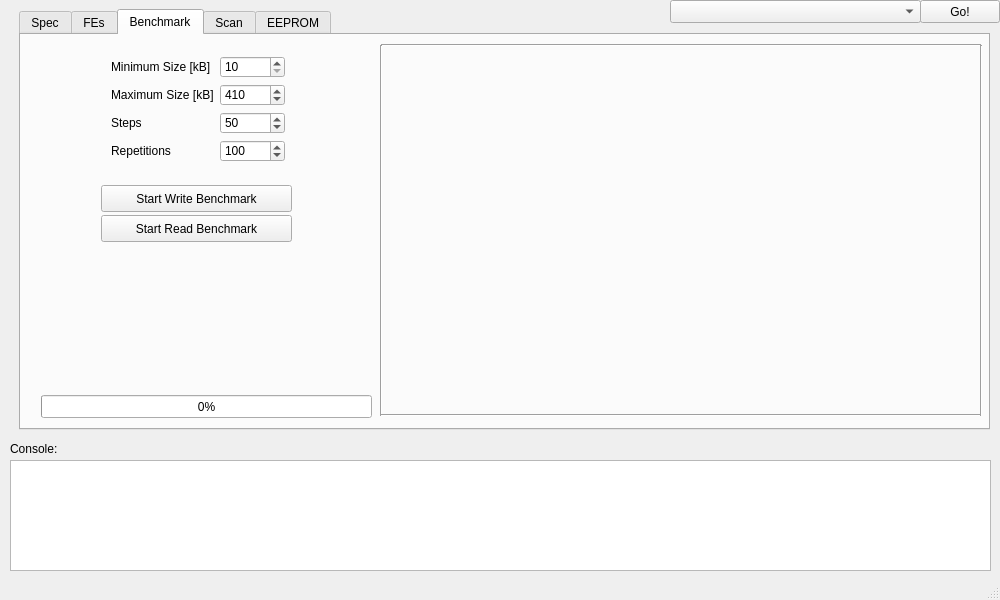
This is gui/YarrGui/yarrgui.ui in Yarr/Yarr as Qt 5 draws it before an edit. The edited form follows.
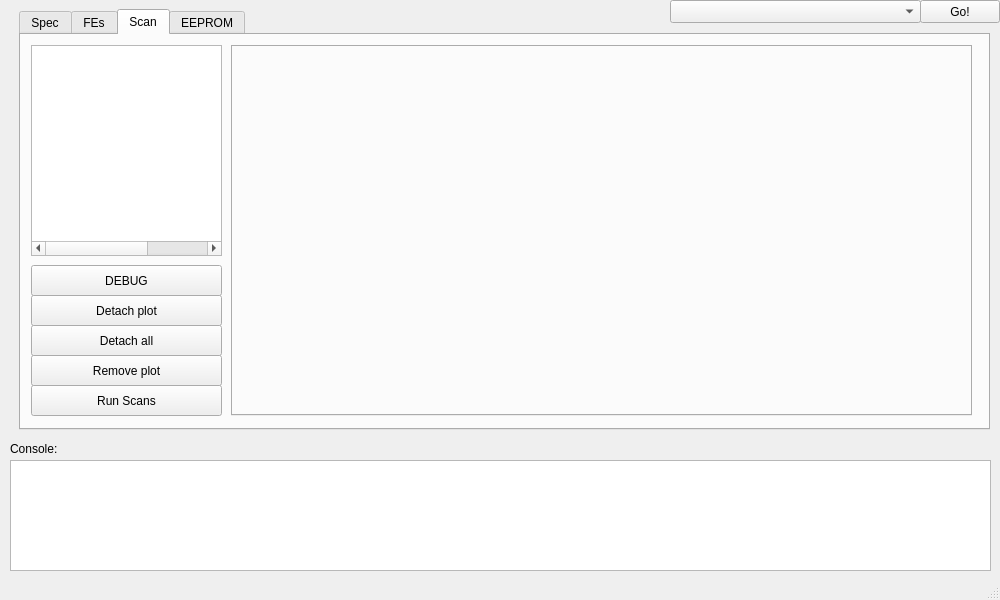
This is the edited form. Custom widgets are drawn as their Qt base class.

Commit message: Benchmark now fully moved to remote window

What changed in the file:
```diff
--- a/gui/YarrGui/yarrgui.ui
+++ b/gui/YarrGui/yarrgui.ui
@@ -547,216 +547,6 @@
       </property>
      </widget>
     </widget>
-    <widget class="QWidget" name="Benchmark">
-     <attribute name="title">
-      <string>Benchmark</string>
-     </attribute>
-     <widget class="QCustomPlot" name="benchmark_plot" native="true">
-      <property name="geometry">
-       <rect>
-        <x>369</x>
-        <y>19</y>
-        <width>581</width>
-        <height>351</height>
-       </rect>
-      </property>
-     </widget>
-     <widget class="QWidget" name="layoutWidget">
-      <property name="geometry">
-       <rect>
-        <x>79</x>
-        <y>10</y>
-        <width>196</width>
-        <height>128</height>
-       </rect>
-      </property>
-      <layout class="QFormLayout" name="formLayout">
-       <item row="0" column="0">
-        <widget class="QLabel" name="minsize_label">
-         <property name="text">
-          <string>Minimum Size [kB]</string>
-         </property>
-        </widget>
-       </item>
-       <item row="1" column="0">
-        <widget class="QLabel" name="maxSize_label">
-         <property name="text">
-          <string>Maximum Size [kB]</string>
-         </property>
-        </widget>
-       </item>
-       <item row="2" column="0">
-        <widget class="QLabel" name="steps_label">
-         <property name="text">
-          <string>Steps</string>
-         </property>
-        </widget>
-       </item>
-       <item row="2" column="1">
-        <widget class="QSpinBox" name="steps_spinBox">
-         <property name="minimum">
-          <number>1</number>
-         </property>
-         <property name="maximum">
-          <number>1000</number>
-         </property>
-         <property name="value">
-          <number>50</number>
-         </property>
-        </widget>
-       </item>
-       <item row="3" column="0">
-        <widget class="QLabel" name="repetitions_label">
-         <property name="text">
-          <string>Repetitions</string>
-         </property>
-        </widget>
-       </item>
-       <item row="3" column="1">
-        <widget class="QSpinBox" name="repetitions_spinBox">
-         <property name="minimum">
-          <number>1</number>
-         </property>
-         <property name="maximum">
-          <number>500</number>
-         </property>
-         <property name="value">
-          <number>100</number>
-         </property>
-        </widget>
-       </item>
-       <item row="0" column="1">
-        <widget class="QSpinBox" name="minSize_spinBox">
-         <property name="minimum">
-          <number>10</number>
-         </property>
-         <property name="maximum">
-          <number>450</number>
-         </property>
-         <property name="value">
-          <number>10</number>
-         </property>
-        </widget>
-       </item>
-       <item row="1" column="1">
-        <widget class="QSpinBox" name="maxSize_spinBox">
-         <property name="minimum">
-          <number>10</number>
-         </property>
-         <property name="maximum">
-          <number>450</number>
-         </property>
-         <property name="value">
-          <number>410</number>
-         </property>
-        </widget>
-       </item>
-      </layout>
-     </widget>
-     <widget class="QPushButton" name="startWrite_button">
-      <property name="geometry">
-       <rect>
-        <x>80</x>
-        <y>150</y>
-        <width>191</width>
-        <height>27</height>
-       </rect>
-      </property>
-      <property name="text">
-       <string>Start Write Benchmark</string>
-      </property>
-     </widget>
-     <widget class="QProgressBar" name="benchmark_progressBar">
-      <property name="geometry">
-       <rect>
-        <x>20</x>
-        <y>360</y>
-        <width>331</width>
-        <height>23</height>
-       </rect>
-      </property>
-      <property name="value">
-       <number>0</number>
-      </property>
-     </widget>
-     <widget class="QPushButton" name="startRead_button">
-      <property name="geometry">
-       <rect>
-        <x>80</x>
-        <y>180</y>
-        <width>191</width>
-        <height>27</height>
-       </rect>
-      </property>
-      <property name="text">
-       <string>Start Read Benchmark</string>
-      </property>
-     </widget>
-     <widget class="Line" name="plotFrame_line3">
-      <property name="geometry">
-       <rect>
-        <x>360</x>
-        <y>0</y>
-        <width>600</width>
-        <height>20</height>
-       </rect>
-      </property>
-      <property name="orientation">
-       <enum>Qt::Horizontal</enum>
-      </property>
-     </widget>
-     <widget class="Line" name="plotFrame_line2">
-      <property name="geometry">
-       <rect>
-        <x>350</x>
-        <y>10</y>
-        <width>21</width>
-        <height>371</height>
-       </rect>
-      </property>
-      <property name="orientation">
-       <enum>Qt::Vertical</enum>
-      </property>
-     </widget>
-     <widget class="Line" name="plotFrame_line4">
-      <property name="geometry">
-       <rect>
-        <x>950</x>
-        <y>10</y>
-        <width>20</width>
-        <height>371</height>
-       </rect>
-      </property>
-      <property name="orientation">
-       <enum>Qt::Vertical</enum>
-      </property>
-     </widget>
-     <widget class="Line" name="plotFrame_line1">
-      <property name="geometry">
-       <rect>
-        <x>360</x>
-        <y>370</y>
-        <width>600</width>
-        <height>20</height>
-       </rect>
-      </property>
-      <property name="layoutDirection">
-       <enum>Qt::LeftToRight</enum>
-      </property>
-      <property name="orientation">
-       <enum>Qt::Horizontal</enum>
-      </property>
-     </widget>
-     <zorder>benchmark_plot</zorder>
-     <zorder>layoutWidget</zorder>
-     <zorder>startWrite_button</zorder>
-     <zorder>benchmark_progressBar</zorder>
-     <zorder>startRead_button</zorder>
-     <zorder>plotFrame_line4</zorder>
-     <zorder>plotFrame_line3</zorder>
-     <zorder>plotFrame_line2</zorder>
-     <zorder>plotFrame_line1</zorder>
-    </widget>
     <widget class="QWidget" name="tab">
      <attribute name="title">
       <string>Scan</string>
@@ -1068,14 +858,6 @@
   </action>
  </widget>
  <layoutdefault spacing="6" margin="11"/>
- <customwidgets>
-  <customwidget>
-   <class>QCustomPlot</class>
-   <extends>QWidget</extends>
-   <header>qcustomplot.h</header>
-   <container>1</container>
-  </customwidget>
- </customwidgets>
  <resources/>
  <connections/>
 </ui>
```
The commit also changes 2 other files.
